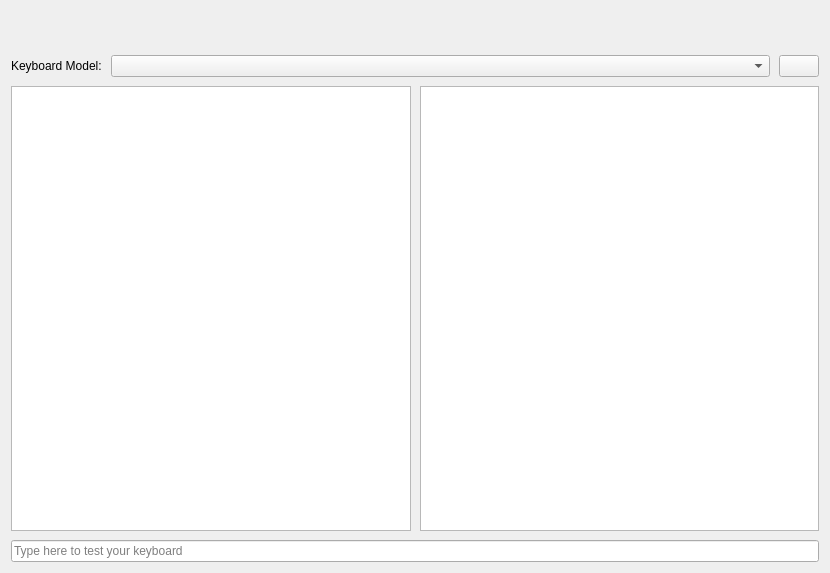
Above: src/modules/keyboard/KeyboardPage.ui from GXDE-OS/calamares before the change. Below: the same form after it.
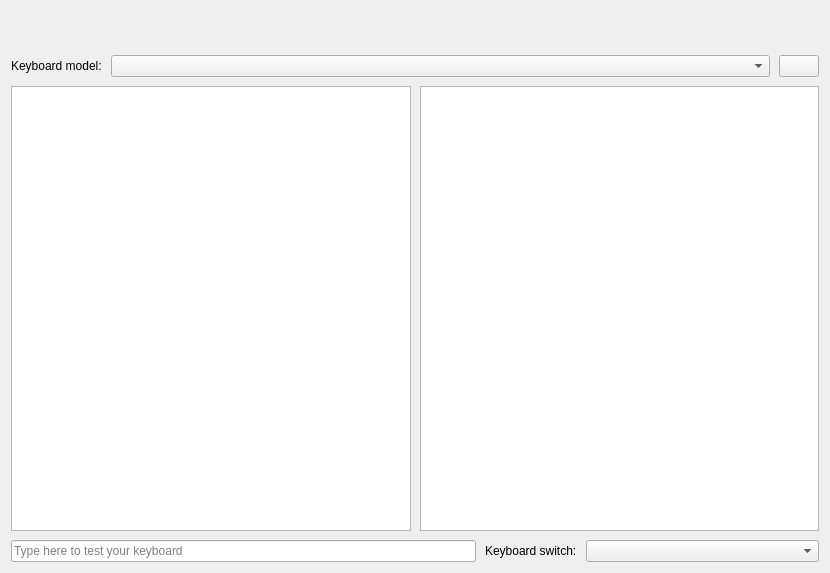
That is the form after the change. Icons and pictures are not drawn.

Patch:
```diff
--- a/src/modules/keyboard/KeyboardPage.ui
+++ b/src/modules/keyboard/KeyboardPage.ui
@@ -71,7 +71,7 @@
      <item>
       <widget class="QLabel" name="label">
        <property name="text">
-        <string>Keyboard Model:</string>
+        <string>Keyboard model:</string>
        </property>
       </widget>
      </item>
@@ -118,7 +118,18 @@
     </layout>
    </item>
    <item>
+    <layout class="QHBoxLayout" name="horizontalLayout_4">
+     <property name="topMargin">
+      <number>0</number>
+     </property>
+     <item>
     <widget class="QLineEdit" name="LE_TestKeyboard">
+       <property name="sizePolicy">
+        <sizepolicy hsizetype="Expanding" vsizetype="Fixed">
+         <horstretch>2</horstretch>
+         <verstretch>0</verstretch>
+        </sizepolicy>
+       </property>
      <property name="font">
       <font>
        <weight>50</weight>
@@ -136,6 +147,31 @@
      </property>
     </widget>
    </item>
+     <item>
+      <widget class="QLabel" name="label_2">
+       <property name="text">
+        <string>Keyboard switch:</string>
+       </property>
+      </widget>
+     </item>
+     <item>
+      <widget class="QComboBox" name="groupSelector">
+       <property name="sizePolicy">
+        <sizepolicy hsizetype="MinimumExpanding" vsizetype="Fixed">
+         <horstretch>1</horstretch>
+         <verstretch>0</verstretch>
+        </sizepolicy>
+       </property>
+       <property name="minimumSize">
+        <size>
+         <width>0</width>
+         <height>0</height>
+        </size>
+       </property>
+      </widget>
+     </item>
+    </layout>
+   </item>
   </layout>
  </widget>
  <tabstops>
```
Left out of the diff: 3 changed lines with no effect on the pictures. Lines whose indentation alone changed are shown as unchanged.
